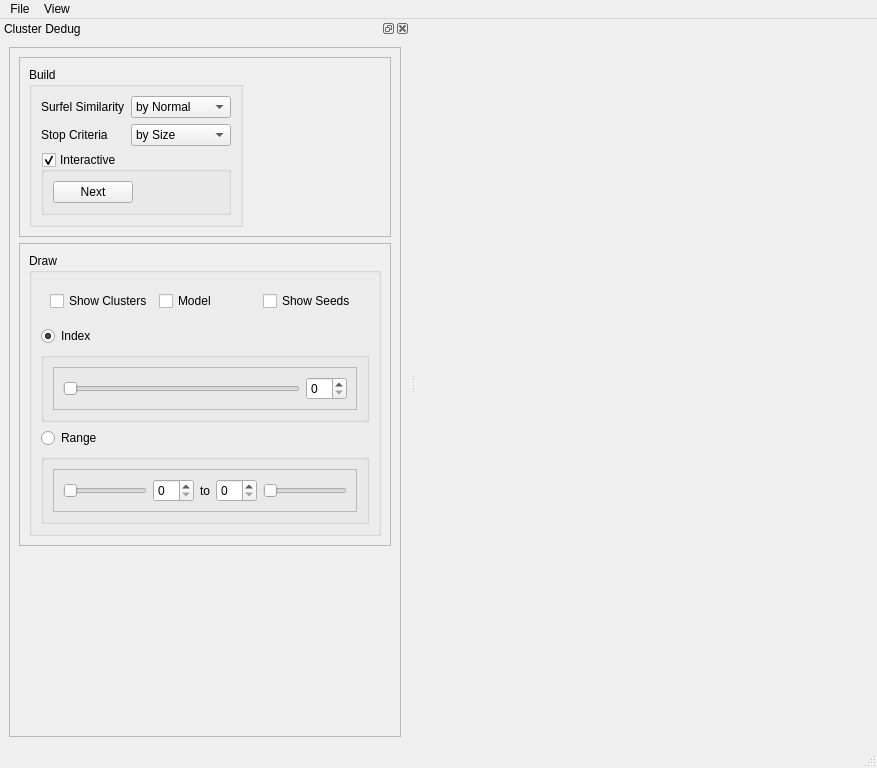
Before: the Qt Designer form lodpbr/Qt/UI/lodpbr.ui in duststorm/lodpbr, drawn with Qt 5.
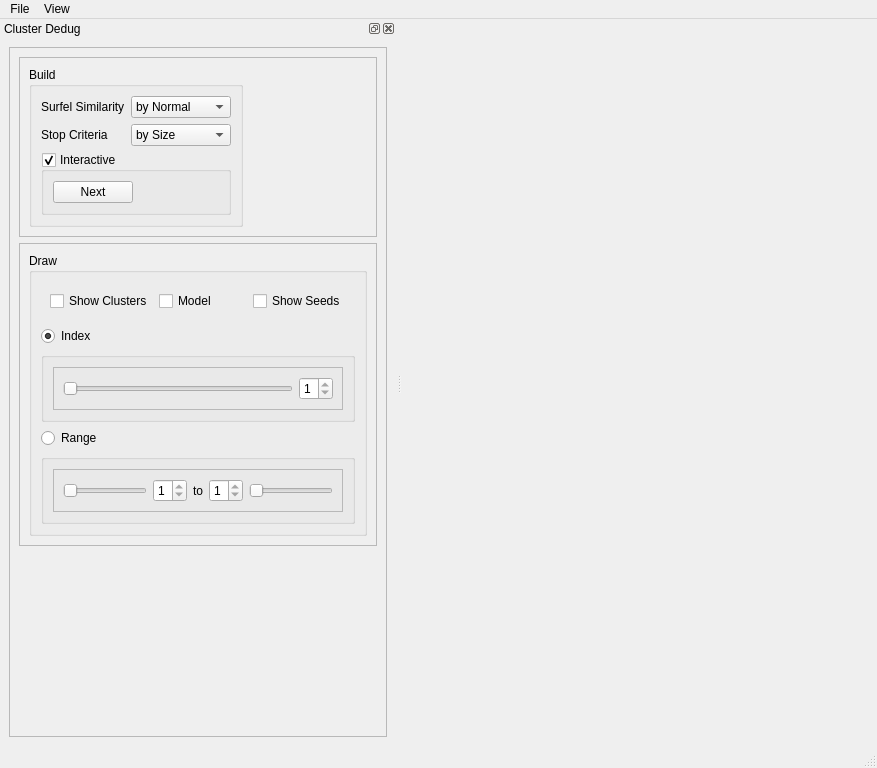
After: the same form once the commit is applied.

Patch:
```diff
--- a/lodpbr/Qt/UI/lodpbr.ui
+++ b/lodpbr/Qt/UI/lodpbr.ui
@@ -311,13 +311,26 @@
                         <verstretch>0</verstretch>
                        </sizepolicy>
                       </property>
+                      <property name="minimum">
+                       <number>1</number>
+                      </property>
+                      <property name="maximum">
+                       <number>1</number>
+                      </property>
                       <property name="orientation">
                        <enum>Qt::Horizontal</enum>
                       </property>
                      </widget>
                     </item>
                     <item>
-                     <widget class="QSpinBox" name="spinBoxCluster_DrawClusterWithID"/>
+                     <widget class="QSpinBox" name="spinBoxCluster_DrawClusterWithID">
+                      <property name="minimum">
+                       <number>1</number>
+                      </property>
+                      <property name="maximum">
+                       <number>1</number>
+                      </property>
+                     </widget>
                     </item>
                    </layout>
                   </widget>
@@ -361,7 +374,14 @@
                      </widget>
                     </item>
                     <item>
-                     <widget class="QSpinBox" name="spinBoxCluster_DrawClusterWithRangeBegin"/>
+                     <widget class="QSpinBox" name="spinBoxCluster_DrawClusterWithRangeBegin">
+                      <property name="minimum">
+                       <number>1</number>
+                      </property>
+                      <property name="maximum">
+                       <number>1</number>
+                      </property>
+                     </widget>
                     </item>
                     <item>
                      <widget class="QLabel" name="label">
@@ -399,10 +419,22 @@
                       <property name="suffix">
                        <string/>
                       </property>
+                      <property name="minimum">
+                       <number>1</number>
+                      </property>
+                      <property name="maximum">
+                       <number>1</number>
+                      </property>
                      </widget>
                     </item>
                     <item>
                      <widget class="QSlider" name="sliderCluster_DrawClusterWithRangeEnd">
+                      <property name="minimum">
+                       <number>1</number>
+                      </property>
+                      <property name="maximum">
+                       <number>1</number>
+                      </property>
                       <property name="orientation">
                        <enum>Qt::Horizontal</enum>
                       </property>
```
Left out of the diff: 68 changed lines with no effect on the pictures.
